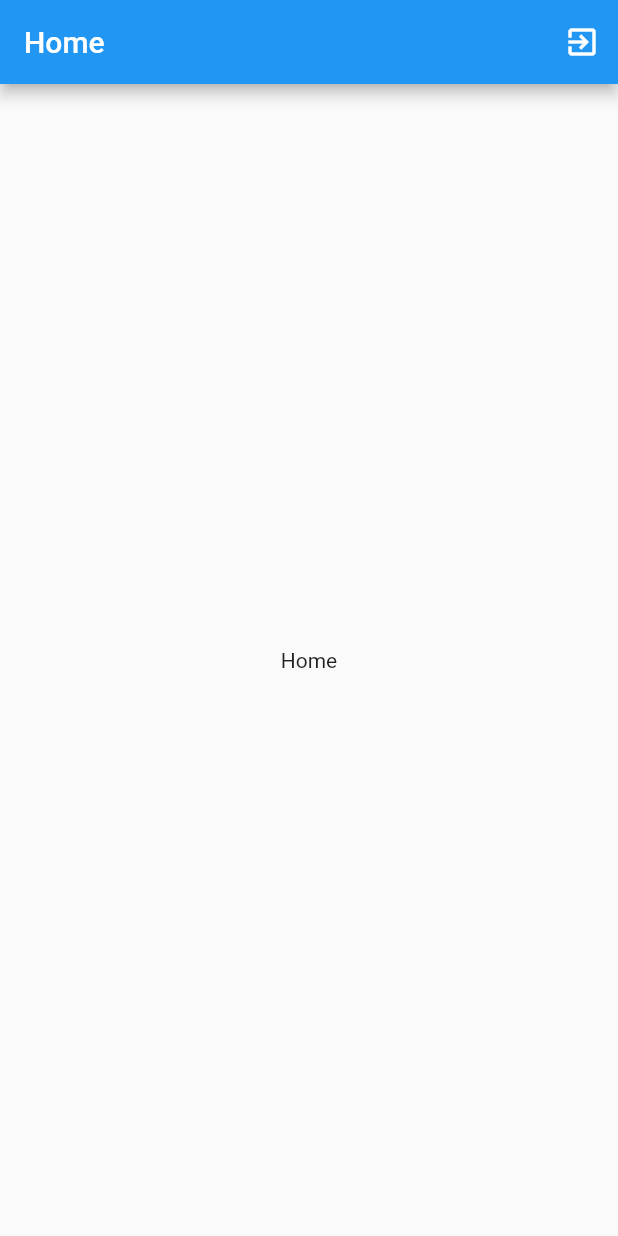
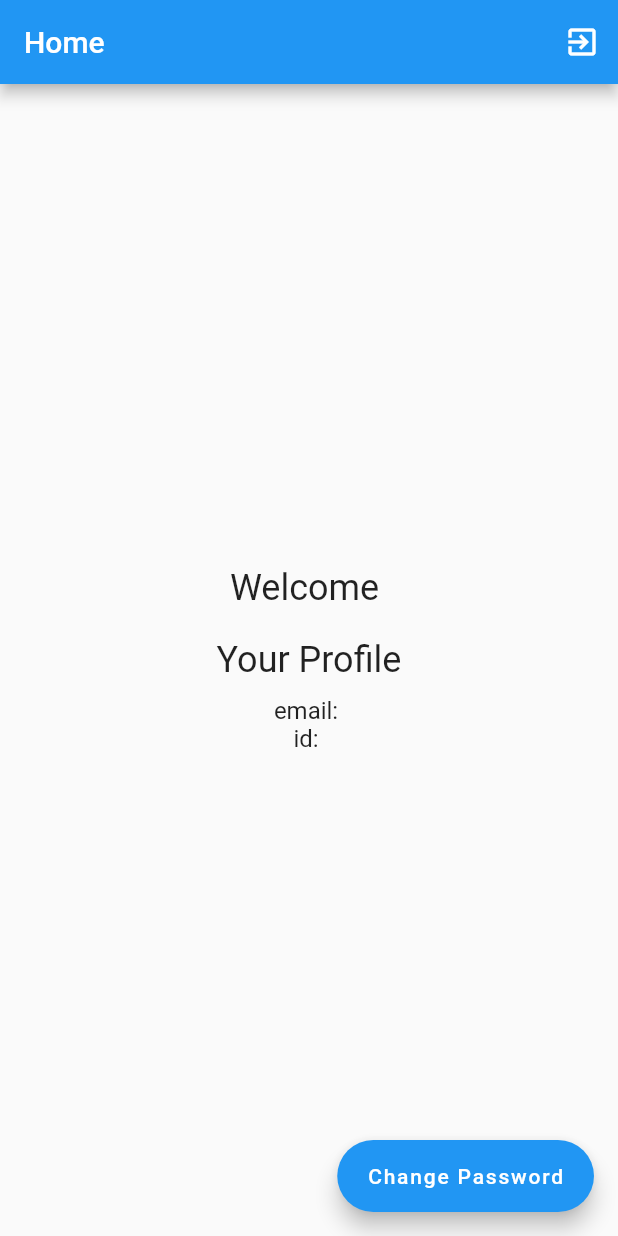
Before and after one commit to lightlitebug/fb_auth_redux, a Flutter app: the screen it shows once a user with an empty profile is signed in, on a phone screen of 412 x 824 dp. Run offline on Flutter 3.47's test engine with Material 2 defaults, Android fonts, the light colour scheme and no system bars; our stand-ins replace cloud_firestore, equatable, firebase_auth, firebase_core, flutter_redux, redux and 2 more; accounts and stored records are empty.

Commit message:
HomePage

```diff
--- a/lib/pages/content/home_page.dart
+++ b/lib/pages/content/home_page.dart
@@ -1,8 +1,16 @@
+import 'package:equatable/equatable.dart';
 import 'package:fb_auth_redux/utils/error_dialog.dart';
 import 'package:flutter/material.dart';
+import 'package:flutter_redux/flutter_redux.dart';
+import 'package:redux/redux.dart';
 
+import '../../models/app_user.dart';
 import '../../models/custom_error.dart';
+import '../../redux/app_state.dart';
+import '../../redux/profile/profile_action.dart';
+import '../../redux/profile/profile_state.dart';
 import '../../repositories/auth_repository.dart';
+import 'change_password_page.dart';
 
 class HomePage extends StatelessWidget {
   static const String routeName = '/home';
@@ -27,8 +35,89 @@ class HomePage extends StatelessWidget {
         ],
       ),
       body: Center(
-        child: Text('Home'),
+        child: StoreConnector<AppState, _ViewModel>(
+          distinct: true,
+          onInit: (Store<AppState> store) {
+            final String uid = AuthRepository.uid!;
+            store.dispatch(getProfileAndDispatch(uid));
+          },
+          onWillChange: (_ViewModel? prev, _ViewModel current) {
+            if (current.profileStatus == ProfileStatus.failure) {
+              errorDialog(context, current.error);
+            }
+          },
+          converter: (Store<AppState> store) => _ViewModel.fromStore(store),
+          builder: (BuildContext context, _ViewModel vm) {
+            if (vm.profileStatus == ProfileStatus.submitting) {
+              return const CircularProgressIndicator();
+            } else if (vm.profileStatus == ProfileStatus.failure) {
+              return const Text(
+                'Fail to fetch profile.\nTry later.',
+                style: TextStyle(fontSize: 18.0, color: Colors.red),
+                textAlign: TextAlign.center,
+              );
+            }
+
+            final appUser = vm.appUser;
+
+            return Column(
+              mainAxisAlignment: MainAxisAlignment.center,
+              children: [
+                Text(
+                  'Welcome ${appUser.name}',
+                  style: const TextStyle(fontSize: 24.0),
+                ),
+                const SizedBox(height: 20.0),
+                const Text(
+                  'Your Profile',
+                  style: TextStyle(fontSize: 24.0),
+                ),
+                const SizedBox(height: 10.0),
+                Text(
+                  'email: ${appUser.email}',
+                  style: const TextStyle(fontSize: 16.0),
+                ),
+                Text(
+                  'id: ${appUser.id}',
+                  style: const TextStyle(fontSize: 16.0),
+                ),
+              ],
+            );
+          },
+        ),
+      ),
+      floatingActionButton: FloatingActionButton.extended(
+        onPressed: () {
+          Navigator.of(context).push(
+            MaterialPageRoute(builder: (context) {
+              return const ChangePasswordPage();
+            }),
+          );
+        },
+        label: const Text('Change Password'),
       ),
     );
   }
 }
+
+class _ViewModel extends Equatable {
+  final ProfileStatus profileStatus;
+  final AppUser appUser;
+  final CustomError error;
+  const _ViewModel({
+    required this.profileStatus,
+    required this.appUser,
+    required this.error,
+  });
+
+  static fromStore(Store<AppState> store) {
+    return _ViewModel(
+      profileStatus: store.state.profileState.profileStatus,
+      appUser: store.state.profileState.appUser,
+      error: store.state.profileState.error,
+    );
+  }
+
+  @override
+  List<Object> get props => [profileStatus, appUser, error];
+}
```
